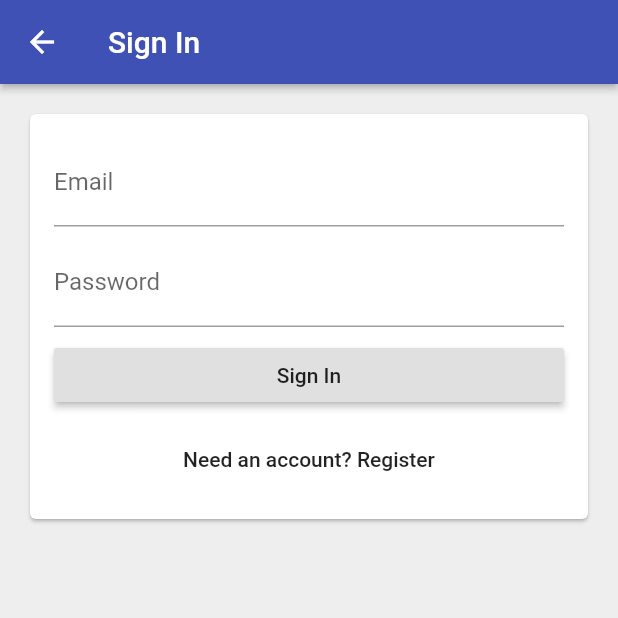
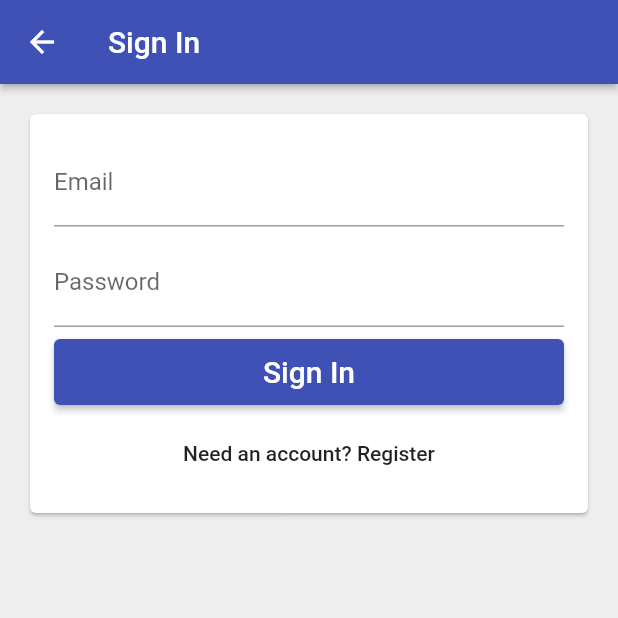
Before and after one commit to elvan/flutter-and-firebase-study, a Flutter app: the EmailSignInPage screen opened directly, on a phone screen of 412 x 824 dp, the top half of it. Run offline on Flutter 3.47's test engine with Material 2 defaults, Android fonts, the phone set to English and light mode, and no system bars; our stand-ins replace firebase_auth, firebase_core, google_sign_in; missing offline and left inert: flutter_login_facebook; accounts and stored records are empty.

Commit message:
creating a FormSubmitButton widget

```diff
--- a/time_tracker_flutter_course/lib/app/sign_in/email_sign_in_form.dart
+++ b/time_tracker_flutter_course/lib/app/sign_in/email_sign_in_form.dart
@@ -1,4 +1,6 @@
 import 'package:flutter/material.dart';
+
+import '../../common/form_submit_button.dart';
 
 class EmailSignInForm extends StatelessWidget {
   @override
@@ -29,8 +31,8 @@ class EmailSignInForm extends StatelessWidget {
         obscureText: true,
       ),
       SizedBox(height: 8.0),
-      RaisedButton(
-        child: Text('Sign In'),
+      FormSubmitButton(
+        text: 'Sign In',
         onPressed: () {},
       ),
       SizedBox(height: 8.0),
--- /dev/null
+++ b/time_tracker_flutter_course/lib/common/form_submit_button.dart
@@ -0,0 +1,19 @@
+import 'package:flutter/material.dart';
+
+import 'custom_raised_button.dart';
+
+class FormSubmitButton extends CustomRaisedButton {
+  FormSubmitButton({
+    @required String text,
+    VoidCallback onPressed,
+  }) : super(
+          height: 44.0,
+          color: Colors.indigo,
+          borderRadius: 4.0,
+          onPressed: onPressed,
+          child: Text(
+            text,
+            style: TextStyle(color: Colors.white, fontSize: 20.0),
+          ),
+        );
+}
```
